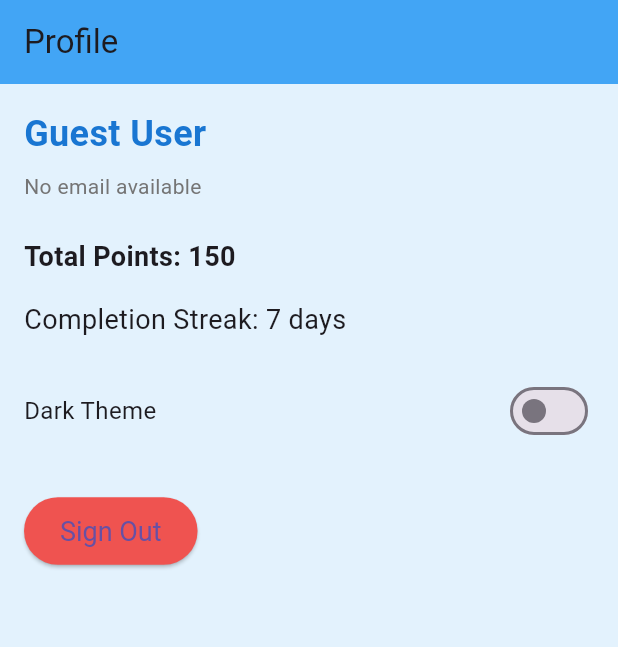
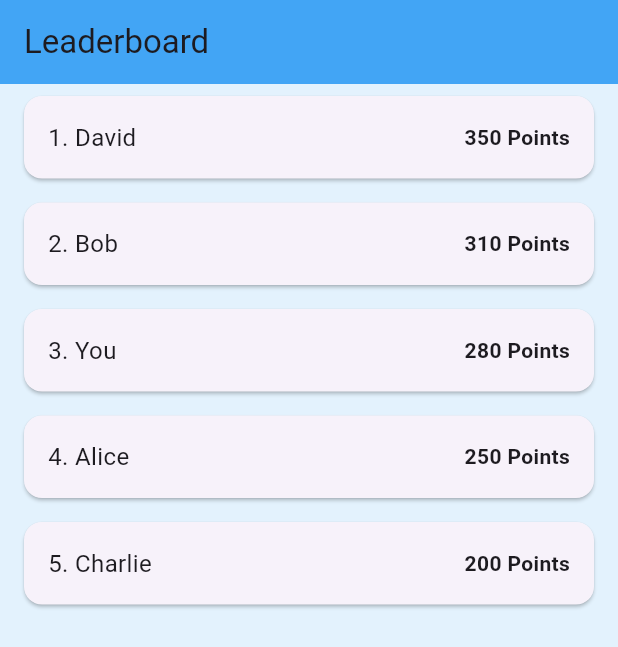
Before and after one commit to malzaher1/project-sw, a Flutter app: the screen it shows after launch, on a phone screen of 412 x 824 dp. Shown: the top 647 px of the screen. Run offline on Flutter 3.47's test engine with Material 3 defaults, Android fonts, the phone set to English and light mode, and no system bars; our stand-ins replace firebase_auth, firebase_core, shared_preferences; accounts and stored records are empty.

Commit message:
leaderboard screen

```diff
--- a/lib/main.dart
+++ b/lib/main.dart
@@ -4,6 +4,7 @@ import 'package:flutter/material.dart';
 import 'package:firebase_core/firebase_core.dart';
 import 'package:project/views/screens/habits/add_custom_habit_screen.dart';
 import 'package:project/views/screens/habits/daily_habit_tracker_screen.dart';
+import 'package:project/views/screens/leaderboard/leaderboard_screen.dart';
 import 'package:project/views/screens/profile/profile_screen.dart';
 import 'firebase_options.dart';
 import 'package:project/views/screens/habits/habit_selection_screen.dart';
@@ -33,13 +34,15 @@ class MyApp extends StatelessWidget {
         primarySwatch: Colors.blue,
       ),
       // home: LoginScreen(),
-      home: ProfileScreen(),
+      home: LeaderboardScreen(),
       routes: {
         '/login': (context) => LoginScreen(), // Define the login route (optional as it's the home)
         '/habit_selection': (context) => HabitSelectionScreen(),
         '/add_custom_habit': (context) => AddCustomHabitScreen(),
         '/daily_tracker': (context) => DailyHabitTrackerScreen(),
         '/profile': (context) => ProfileScreen(),
+        '/leaderboard': (context) => LeaderboardScreen(),
+
 
 
       },
--- /dev/null
+++ b/lib/views/screens/leaderboard/leaderboard_screen.dart
@@ -0,0 +1,97 @@
+import 'package:flutter/material.dart';
+import 'package:firebase_auth/firebase_auth.dart';
+
+class LeaderboardScreen extends StatefulWidget {
+  @override
+  _LeaderboardScreenState createState() => _LeaderboardScreenState();
+}
+
+class _LeaderboardScreenState extends State<LeaderboardScreen> {
+  final _currentUserUid = FirebaseAuth.instance.currentUser?.uid;
+  List<LeaderboardEntry> _leaderboardData = [];
+  bool _isLoading = false;
+
+  @override
+  void initState() {
+    super.initState();
+    _fetchLeaderboardData();
+  }
+
+  Future<void> _fetchLeaderboardData() async {
+    setState(() {
+      _isLoading = true;
+      _leaderboardData.clear(); // Clear previous data
+    });
+    // TODO: Fetch leaderboard data from Firebase (order by points)
+    // For now, we'll use sample data
+    await Future.delayed(Duration(seconds: 1)); // Simulate loading delay
+    setState(() {
+      _leaderboardData = [
+        LeaderboardEntry(userId: 'user1', displayName: 'Alice', points: 250),
+        LeaderboardEntry(userId: 'user2', displayName: 'Bob', points: 310),
+        LeaderboardEntry(userId: _currentUserUid ?? 'me', displayName: 'You', points: 280),
+        LeaderboardEntry(userId: 'user3', displayName: 'Charlie', points: 200),
+        LeaderboardEntry(userId: 'user4', displayName: 'David', points: 350),
+      ]..sort((a, b) => b.points.compareTo(a.points)); // Sort by points descending
+      _isLoading = false;
+    });
+  }
+
+  Future<void> _refreshLeaderboard() async {
+    await _fetchLeaderboardData();
+  }
+
+  @override
+  Widget build(BuildContext context) {
+    return Scaffold(
+      appBar: AppBar(
+        title: Text('Leaderboard'),
+        backgroundColor: Colors.blue.shade400,
+      ),
+      body: _isLoading
+          ? Center(child: CircularProgressIndicator())
+          : RefreshIndicator(
+              onRefresh: _refreshLeaderboard,
+              child: ListView.builder(
+                itemCount: _leaderboardData.length,
+                itemBuilder: (context, index) {
+                  final entry = _leaderboardData[index];
+                  final isCurrentUser = entry.userId == _currentUserUid;
+                  return Card(
+                    margin: EdgeInsets.symmetric(horizontal: 16.0, vertical: 8.0),
+                    color: isCurrentUser ? Colors.blue.shade100 : null, // Highlight current user
+                    child: Padding(
+                      padding: const EdgeInsets.all(16.0),
+                      child: Row(
+                        mainAxisAlignment: MainAxisAlignment.spaceBetween,
+                        children: <Widget>[
+                          Text(
+                            '${index + 1}. ${entry.displayName}',
+                            style: TextStyle(
+                              fontWeight: isCurrentUser ? FontWeight.bold : FontWeight.normal,
+                              fontSize: 16.0,
+                            ),
+                          ),
+                          Text(
+                            '${entry.points} Points',
+                            style: TextStyle(fontWeight: FontWeight.bold),
+                          ),
+                        ],
+                      ),
+                    ),
+                  );
+                },
+              ),
+            ),
+      backgroundColor: Colors.blue.shade50,
+    );
+  }
+}
+
+class LeaderboardEntry {
+  final String userId;
+  final String displayName;
+  final int points;
+
+  LeaderboardEntry({required this.userId, required this.displayName, required this.points});
+}
```
